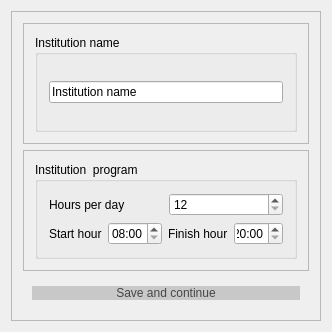
Above: Orar/OrarApp/InstitutionDetailsDialog.ui from alexandrutm/UnivTimetable before the change. Below: the same form after it.
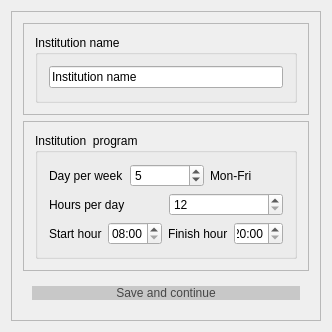
That is the form after the change. Icons and pictures are not drawn.

What changed in the file:
```diff
--- a/Orar/OrarApp/InstitutionDetailsDialog.ui
+++ b/Orar/OrarApp/InstitutionDetailsDialog.ui
@@ -80,6 +80,31 @@
             <string>Institution  program</string>
            </property>
            <layout class="QVBoxLayout" name="verticalLayout_2">
+            <item>
+             <layout class="QHBoxLayout" name="horizontalLayout_6">
+              <item>
+               <widget class="QLabel" name="label_2">
+                <property name="text">
+                 <string>Day per week</string>
+                </property>
+               </widget>
+              </item>
+              <item>
+               <widget class="QSpinBox" name="mDaysPerWeek">
+                <property name="value">
+                 <number>5</number>
+                </property>
+               </widget>
+              </item>
+              <item>
+               <widget class="QLabel" name="label_5">
+                <property name="text">
+                 <string>Mon-Fri</string>
+                </property>
+               </widget>
+              </item>
+             </layout>
+            </item>
             <item>
              <layout class="QHBoxLayout" name="horizontalLayout_3">
               <item>
```
